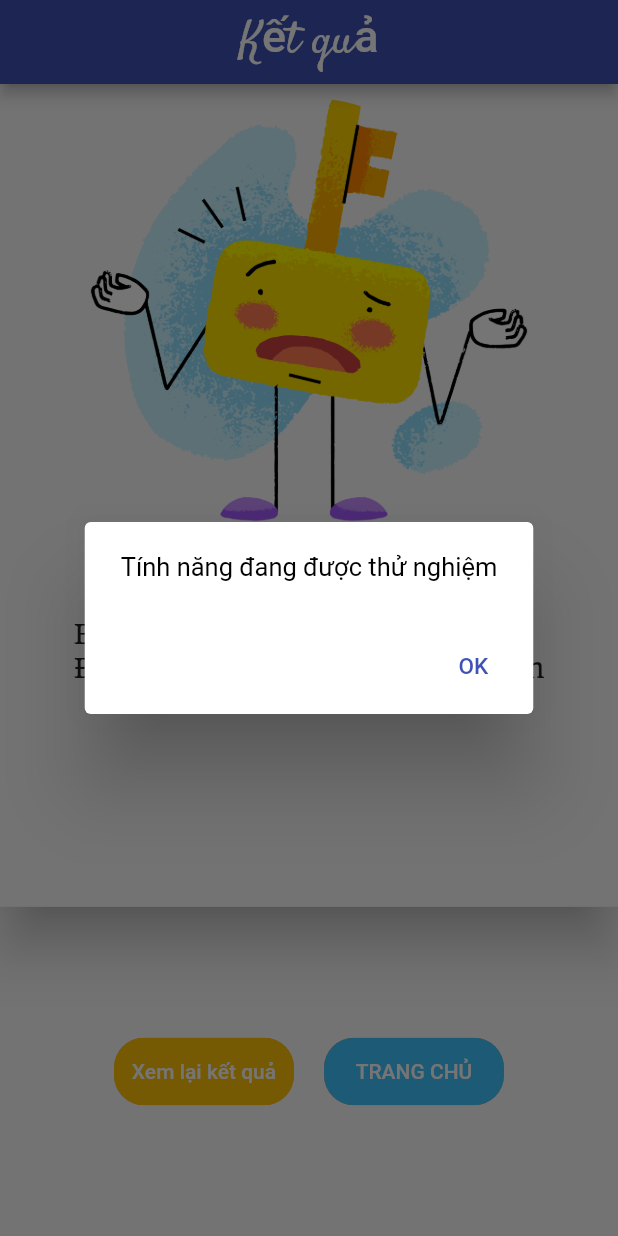
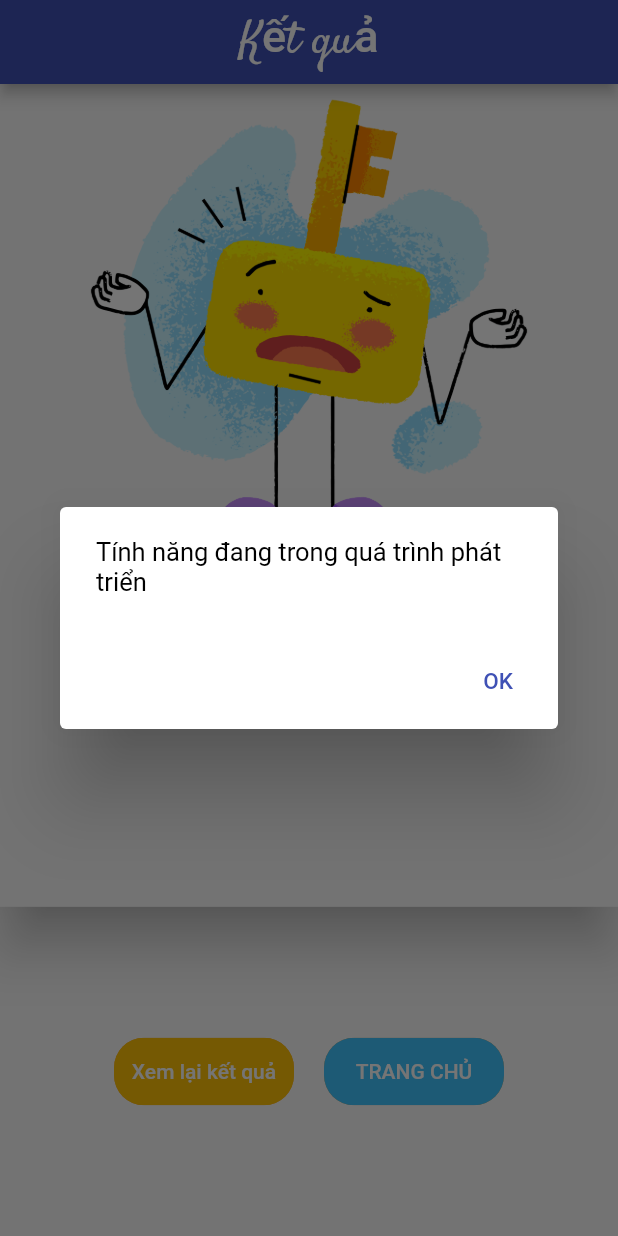
Before and after one commit to vuquangngoc/demoapptracnghiem, a Flutter app: the resultpage screen opened directly with empty values, after a tap on "Xem lại kết quả", on a phone screen of 412 x 824 dp. Run offline on Flutter 3.47's test engine with Material 2 defaults, Android fonts, the light colour scheme and no system bars; our stand-ins replace auto_size_text, device_preview; missing offline and left inert: flutter_launcher_icons; project files that could hold a hidden picture were left out.

Commit message:
Update resultpage.dart

```diff
--- a/lib/resultpage.dart
+++ b/lib/resultpage.dart
@@ -229,7 +229,7 @@ class _resultpageState extends State<resultpage> {
     // thiết kế AlertDialog - bảng thông báo
     AlertDialog alert = AlertDialog(
       // title: Text("Lưu ý:"),
-      content: Text("Tính năng đang được thử nghiệm",
+      content: Text("Tính năng đang trong quá trình phát triển",
         style: TextStyle(
           fontSize: 17,
           // fontWeight: FontWeight.bold,
```
